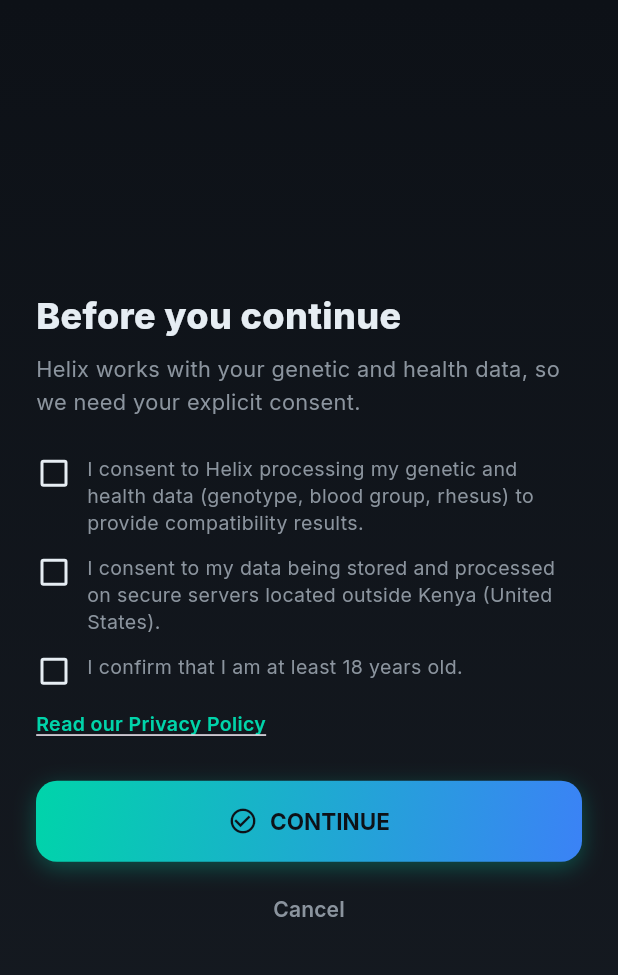
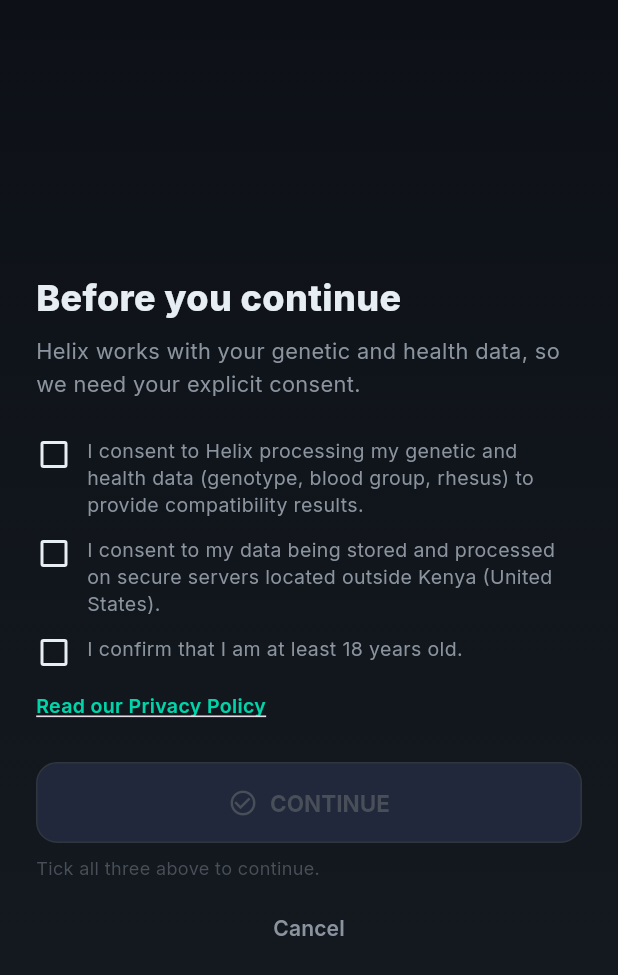
Before and after one commit to gevverson/helix_mobile, a Flutter app: the ConsentScreen screen opened by its route, on a phone screen of 412 x 824 dp. Shown: the top 975 px of the screen. Run offline on Flutter 3.47's test engine with Material 3 defaults, Android fonts, the phone set to English and light mode, and no system bars; our stand-ins replace connectivity_plus, file_picker, firebase_core, firebase_messaging, go_router, google_fonts and 4 more; missing offline and left inert: http_interceptor; accounts and stored records are empty; network calls fail.

Commit message:
fix(auth): grey out Continue/Create until all consents are ticked
Both the Google consent screen and the manual register screen now disable the
primary button until all three explicit consents (health data, cross-border,
18+) are ticked — instead of erroring on tap. Reinforces the unbundled-consent
posture and makes the requirement obvious.

- HelixButton renders a visibly greyed, flat state when onPressed is null
  (no gradient/glow, muted text) so "disabled" reads clearly.
- consent_screen / register_screen gate the button on _allConsented and show a
  short hint while incomplete.

Co-Authored-By: Claude Opus 4.8 <noreply@anthropic.com>
Claude-Session: https://claude.ai/code/session_014e12gKm6WGkc2f5jHTWDnt

```diff
--- a/lib/screens/consent_screen.dart
+++ b/lib/screens/consent_screen.dart
@@ -21,6 +21,8 @@ class _ConsentScreenState extends State<ConsentScreen> {
   bool _consentCrossBorder = false;
   bool _isOver18 = false;
   bool _submitting = false;
+
+  bool get _allConsented => _consentHealth && _consentCrossBorder && _isOver18;
 
   Future<void> _continue() async {
     if (!_consentHealth || !_consentCrossBorder || !_isOver18) {
@@ -128,9 +130,17 @@ class _ConsentScreenState extends State<ConsentScreen> {
                     label: 'CONTINUE',
                     icon: Icons.check_circle_outline,
                     isLoading: _submitting,
-                    onPressed: _continue,
+                    // Greyed out until all three consents are ticked.
+                    onPressed: _allConsented ? _continue : null,
                     gradient: AppConstants.accentGradient,
                   ),
+                  if (!_allConsented) ...[
+                    const SizedBox(height: 8),
+                    const Text(
+                      'Tick all three above to continue.',
+                      style: TextStyle(color: AppConstants.textMuted, fontSize: 12),
+                    ),
+                  ],
                   const SizedBox(height: 8),
                   Center(
                     child: TextButton(
--- a/lib/screens/register_screen.dart
+++ b/lib/screens/register_screen.dart
@@ -29,6 +29,8 @@ class _RegisterScreenState extends State<RegisterScreen>
   bool _consentHealth = false;
   bool _consentCrossBorder = false;
   bool _isOver18 = false;
+
+  bool get _allConsented => _consentHealth && _consentCrossBorder && _isOver18;
 
   @override
   void initState() {
@@ -444,14 +446,21 @@ class _RegisterScreenState extends State<RegisterScreen>
                               const SizedBox(height: 16),
                             ],
 
-                            // Register button
+                            // Register button — greyed until all consents ticked.
                             HelixButton(
                               label: 'CREATE ACCOUNT',
                               icon: Icons.person_add,
                               isLoading: authProvider.isLoading,
-                              onPressed: _handleRegister,
+                              onPressed: _allConsented ? _handleRegister : null,
                               gradient: AppConstants.purpleGradient,
                             ),
+                            if (!_allConsented) ...[
+                              const SizedBox(height: 8),
+                              const Text(
+                                'Tick all three consents above to create your account.',
+                                style: TextStyle(color: AppConstants.textMuted, fontSize: 12),
+                              ),
+                            ],
                           ],
                         ),
                       ),
--- a/lib/widgets/helix_button.dart
+++ b/lib/widgets/helix_button.dart
@@ -27,8 +27,12 @@ class HelixButton extends StatelessWidget {
   @override
   Widget build(BuildContext context) {
     final fgColor = foregroundColor ?? AppConstants.bgPrimary;
+    // Disabled = no handler and not mid-load. Render it visibly greyed so users
+    // can see the action isn't available yet (e.g. consent boxes not all ticked).
+    final disabled = onPressed == null && !isLoading;
 
     if (outlined) {
+      final outlineColor = disabled ? AppConstants.textMuted : AppConstants.accentCyan;
       return SizedBox(
         width: double.infinity,
         height: 54,
@@ -42,8 +46,9 @@ class HelixButton extends StatelessWidget {
             style: const TextStyle(fontSize: 15, fontWeight: FontWeight.w600),
           ),
           style: OutlinedButton.styleFrom(
-            foregroundColor: AppConstants.accentCyan,
-            side: const BorderSide(color: AppConstants.accentCyan, width: 1.5),
+            foregroundColor: outlineColor,
+            disabledForegroundColor: AppConstants.textMuted,
+            side: BorderSide(color: outlineColor, width: 1.5),
             shape: RoundedRectangleBorder(
               borderRadius: BorderRadius.circular(14),
             ),
@@ -53,15 +58,20 @@ class HelixButton extends StatelessWidget {
     }
 
     // Gradient or solid button
+    final contentColor = disabled ? AppConstants.textMuted : fgColor;
     return SizedBox(
       width: double.infinity,
       height: 54,
       child: DecoratedBox(
         decoration: BoxDecoration(
-          gradient: gradient ?? (backgroundColor == null ? AppConstants.accentGradient : null),
-          color: gradient == null ? backgroundColor : null,
+          // Greyed flat fill when disabled — no gradient, no glow.
+          gradient: disabled ? null : (gradient ?? (backgroundColor == null ? AppConstants.accentGradient : null)),
+          color: disabled ? AppConstants.bgElevated : (gradient == null ? backgroundColor : null),
           borderRadius: BorderRadius.circular(14),
-          boxShadow: [
+          border: disabled ? Border.all(color: AppConstants.borderColor) : null,
+          boxShadow: disabled
+              ? null
+              : [
                   BoxShadow(
                     color: (gradient?.colors.first ?? backgroundColor ?? AppConstants.accentCyan)
                         .withValues(alpha: 0.3),
@@ -74,19 +84,21 @@ class HelixButton extends StatelessWidget {
           onPressed: isLoading ? null : onPressed,
           icon: isLoading
               ? _loadingIndicator(fgColor)
-              : (icon != null ? Icon(icon, size: 20) : const SizedBox.shrink()),
+              : (icon != null ? Icon(icon, size: 20, color: contentColor) : const SizedBox.shrink()),
           label: Text(
             isLoading ? 'Please wait...' : label,
             style: TextStyle(
               fontSize: 15,
               fontWeight: FontWeight.w700,
-              color: isLoading ? fgColor.withValues(alpha: 0.5) : fgColor,
+              color: isLoading ? fgColor.withValues(alpha: 0.5) : contentColor,
             ),
           ),
           style: ElevatedButton.styleFrom(
             backgroundColor: Colors.transparent,
             shadowColor: Colors.transparent,
             foregroundColor: fgColor,
+            disabledForegroundColor: AppConstants.textMuted,
+            disabledBackgroundColor: Colors.transparent,
             shape: RoundedRectangleBorder(
               borderRadius: BorderRadius.circular(14),
             ),
```
Lines whose indentation alone changed are shown as unchanged.
